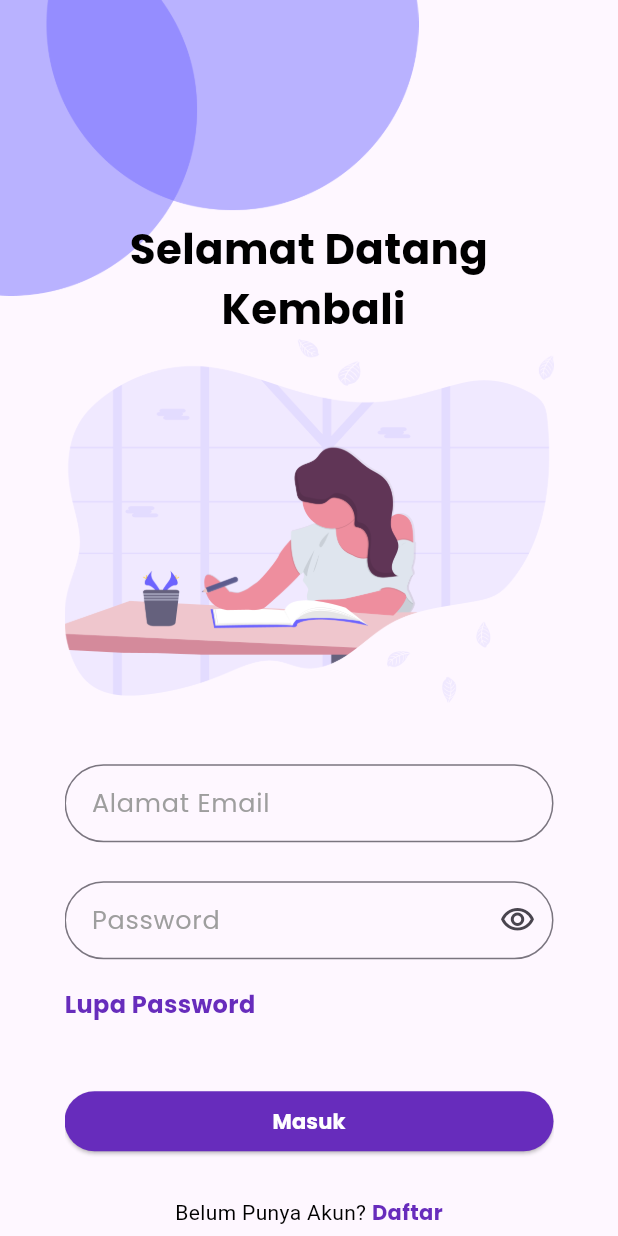
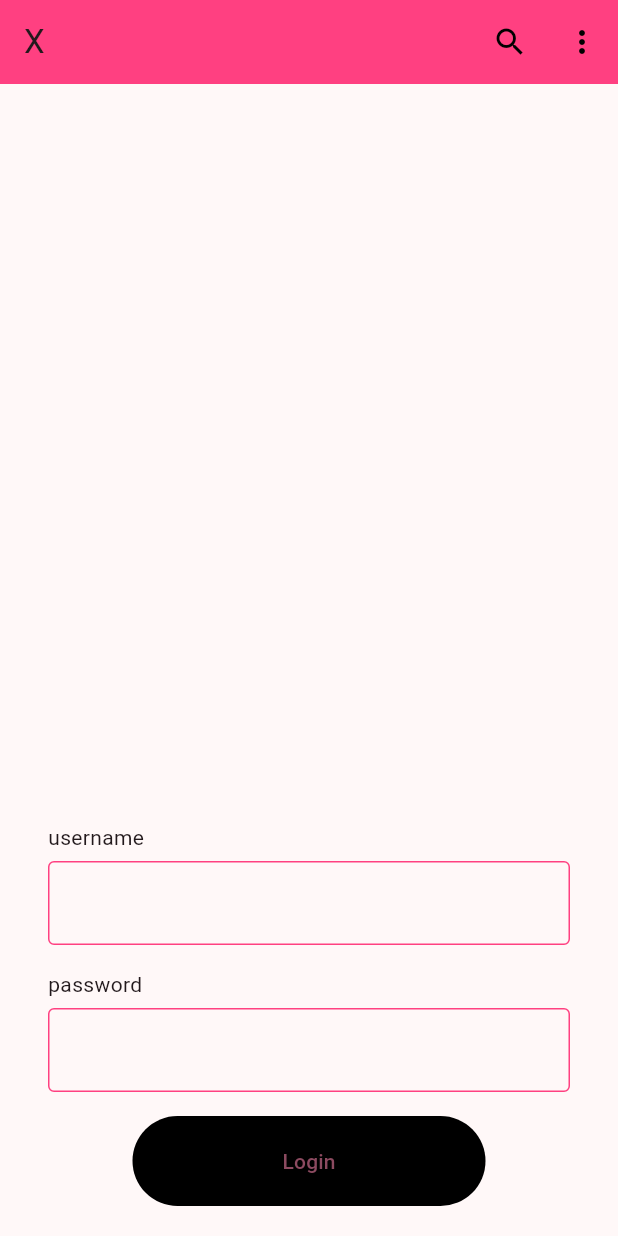
Before and after one commit to MilizCom/Pembelajaran-Aplikasi-Lengkap, a Flutter app: the screen it shows after launch, on a phone screen of 412 x 824 dp. Run offline on Flutter 3.47's test engine with Material 2 defaults, Android fonts, the phone set to English and light mode, and no system bars; our stand-ins replace shared_preferences.

Commit message:
pertemuan-11

```diff
--- a/lib/main.dart
+++ b/lib/main.dart
@@ -1,22 +1,43 @@
 import 'package:flutter/material.dart';
-import 'package:pembelajaran_full/page/loginPage.dart';
+import 'package:pembelajaran_full/beranda.dart';
+import 'package:pembelajaran_full/nav_stor.dart';
+import 'package:shared_preferences/shared_preferences.dart';
 
-void main() {
-  runApp(const MyApp());
+Future<void> main() async {
+  WidgetsFlutterBinding.ensureInitialized();
+  final SharedPreferences prefs = await SharedPreferences.getInstance();
+  runApp(MyApp(
+    pref: prefs,
+  ));
 }
 
 class MyApp extends StatelessWidget {
-  const MyApp({super.key});
+  const MyApp({super.key, required this.pref});
+  final SharedPreferences pref;
   @override
   Widget build(BuildContext context) {
+    bool getDataLogin() {
+      final String email = pref.getString('email') ?? "";
+      final String password = pref.getString('password') ?? "";
+      return email.isNotEmpty && password.isNotEmpty;
+    }
+
     return MaterialApp(
       title: 'Flutter Demo',
       theme: ThemeData(
-        colorScheme: ColorScheme.fromSeed(seedColor: Colors.deepPurple),
+        colorScheme:
+            ColorScheme.fromSeed(seedColor: const Color.fromARGB(255, 0, 0, 0)),
         useMaterial3: true,
       ),
       debugShowCheckedModeBanner: false,
-      home: LoginPage(),
+      initialRoute: getDataLogin() ? "/beranda" : "/",
+      routes: {
+        "/": (context) => MyHomePage(
+              pref: pref,
+            ),
+        "/beranda": (context) => const BerandaPage(),
+        // "/beranda/post": (context) => const po
+      },
     );
   }
 }
--- /dev/null
+++ b/lib/nav_stor.dart
@@ -0,0 +1,114 @@
+import 'package:flutter/material.dart';
+import 'package:pembelajaran_full/beranda.dart';
+import 'package:shared_preferences/shared_preferences.dart';
+
+class MyHomePage extends StatelessWidget {
+  const MyHomePage({super.key, required this.pref});
+  final SharedPreferences pref;
+  @override
+  Widget build(BuildContext context) {
+    final TextEditingController emailControler = TextEditingController();
+    final TextEditingController passwordControler = TextEditingController();
+    void save() async {
+      await pref.setString("email", emailControler.text);
+      await pref.setString("password", passwordControler.text);
+    }
+
+    return Scaffold(
+      appBar: AppBar(
+        backgroundColor: Colors.pinkAccent,
+        elevation: 0,
+        title: Text("X"),
+        actions: [
+          IconButton(
+            icon: Icon(Icons.search, color: Colors.black),
+            onPressed: () {},
+          ),
+          IconButton(
+            icon: Icon(
+              Icons.more_vert,
+              color: Colors.black,
+            ),
+            onPressed: () {},
+          ),
+        ],
+      ),
+      body: Padding(
+        padding: const EdgeInsets.symmetric(horizontal: 16, vertical: 20),
+        child: Padding(
+          padding: const EdgeInsets.symmetric(horizontal: 16),
+          child: Column(
+            mainAxisAlignment: MainAxisAlignment.end,
+            children: [
+              CostumTextField(
+                title: "username",
+                ctr: emailControler,
+              ),
+              SizedBox(
+                height: 16,
+              ),
+              CostumTextField(
+                title: "password",
+                ctr: passwordControler,
+              ),
+              SizedBox(
+                height: 16,
+              ),
+              ElevatedButton(
+                onPressed: () {
+                  if (emailControler.text.isNotEmpty &&
+                      passwordControler.text.isNotEmpty) {
+                    save();
+                    Navigator.pushReplacementNamed(context, "/beranda");
+                  } else {
+                    ScaffoldMessenger.of(context).showSnackBar(SnackBar(
+                      content: Text("Email/password belum di isi"),
+                    ));
+                  }
+                },
+                style: ElevatedButton.styleFrom(
+                    backgroundColor: Colors.black,
+                    padding: EdgeInsets.symmetric(
+                      vertical: 20,
+                      horizontal: 100,
+                    ),
+                    elevation: 0),
+                child: Text("Login"),
+              ),
+            ],
+          ),
+        ),
+      ),
+    );
+  }
+}
+
+class CostumTextField extends StatelessWidget {
+  const CostumTextField({super.key, required this.title, required this.ctr});
+  final String title;
+  final TextEditingController ctr;
+  @override
+  Widget build(BuildContext context) {
+    return Column(
+      crossAxisAlignment: CrossAxisAlignment.stretch,
+      children: [
+        Text("$title"),
+        SizedBox(
+          height: 6,
+        ),
+        TextFormField(
+          controller: ctr,
+          decoration: const InputDecoration(
+            enabledBorder: OutlineInputBorder(
+              borderSide: BorderSide(
+                color: Colors.pinkAccent,
+                width: 1,
+              ),
+            ),
+            focusedBorder: OutlineInputBorder(),
+          ),
+        ),
+      ],
+    );
+  }
+}
--- a/lib/page/loginPage.dart
+++ b/lib/p10/page/loginPage.dart
@@ -1,5 +1,5 @@
 import 'package:flutter/material.dart';
-import 'package:pembelajaran_full/page/registeter.dart';
+import 'package:pembelajaran_full/p10/page/registeter.dart';
 
 class LoginPage extends StatefulWidget {
   const LoginPage({super.key});
--- a/pubspec.yaml
+++ b/pubspec.yaml
@@ -39,13 +39,13 @@ dependencies:
 dev_dependencies:
   flutter_test:
     sdk: flutter
-
   # The "flutter_lints" package below contains a set of recommended lints to
   # encourage good coding practices. The lint set provided by the package is
   # activated in the `analysis_options.yaml` file located at the root of your
   # package. See that file for information about deactivating specific lint
   # rules and activating additional ones.
   flutter_lints: ^2.0.0
+  shared_preferences: ^2.2.2
 
 # For information on the generic Dart part of this file, see the
 # following page: https://dart.dev/tools/pub/pubspec
@@ -62,6 +62,7 @@ flutter:
   assets:
     - asset/images/baground_register.png
     - asset/images/studying.png
+    - asset/twiter.png
     # - images/a_dot_ham.jpeg
 
   # An image asset can refer to one or more resolution-specific "variants", see
```
Also changed, not shown: lib/beranda.dart (added, +28 -0 lines), lib/p10/main.dart (added, +22 -0 lines), asset/twiter.png (added), lib/p10/page/registeter.dart (renamed from lib/page/registeter.dart), pubspec.lock, 3 other files.
